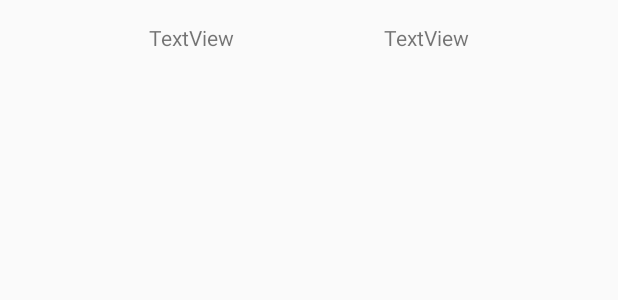
After one commit to quent176/TOU-0917-ANDROID-checkpoint5android, an Android app: the layout item_flight_travel.xml on its own in the app's theme, with its tools: preview values and no code run, on a phone screen of 412 x 824 dp. The commit adds this screen. Shown: the top 300 px of the screen. Run offline under Robolectric (Android 15) with nearby library versions, the phone set to English and light mode, and no system bars.

Commit message:
add result activity

```diff
--- a/app/build.gradle
+++ b/app/build.gradle
@@ -23,6 +23,7 @@ dependencies {
     implementation 'com.android.support:appcompat-v7:26.1.0'
     implementation 'com.android.support.constraint:constraint-layout:1.0.2'
     implementation 'com.google.firebase:firebase-database:11.0.4'
+    implementation 'com.android.support:recyclerview-v7:26.1.0'
     testImplementation 'junit:junit:4.12'
     androidTestImplementation 'com.android.support.test:runner:1.0.1'
     androidTestImplementation 'com.android.support.test.espresso:espresso-core:3.0.1'
--- /dev/null
+++ b/app/src/main/res/layout/item_flight_travel.xml
@@ -0,0 +1,30 @@
+<?xml version="1.0" encoding="utf-8"?>
+<android.support.constraint.ConstraintLayout
+    xmlns:android="http://schemas.android.com/apk/res/android"
+    xmlns:app="http://schemas.android.com/apk/res-auto"
+    xmlns:tools="http://schemas.android.com/tools"
+    android:layout_width="match_parent"
+    android:layout_height="50dp">
+
+    <TextView
+        android:id="@+id/result_company"
+        android:layout_width="wrap_content"
+        android:layout_height="wrap_content"
+        android:text="TextView"
+        app:layout_constraintBottom_toBottomOf="parent"
+        app:layout_constraintEnd_toStartOf="@+id/result_price"
+        app:layout_constraintHorizontal_bias="0.5"
+        app:layout_constraintStart_toStartOf="parent"
+        app:layout_constraintTop_toTopOf="parent"/>
+
+    <TextView
+        android:id="@+id/result_price"
+        android:layout_width="wrap_content"
+        android:layout_height="wrap_content"
+        android:text="TextView"
+        app:layout_constraintBottom_toBottomOf="parent"
+        app:layout_constraintEnd_toEndOf="parent"
+        app:layout_constraintHorizontal_bias="0.5"
+        app:layout_constraintStart_toEndOf="@+id/result_company"
+        app:layout_constraintTop_toTopOf="parent"/>
+</android.support.constraint.ConstraintLayout>
```
Also changed, not shown: app/src/main/java/fr/wcs/wcstravel/ResultFlightActivity.java (+11 -4 lines), app/src/main/res/layout/activity_result_flight.xml (+59 -0 lines), app/src/main/res/layout/activity_search_flight.xml (+0 -13 lines).
